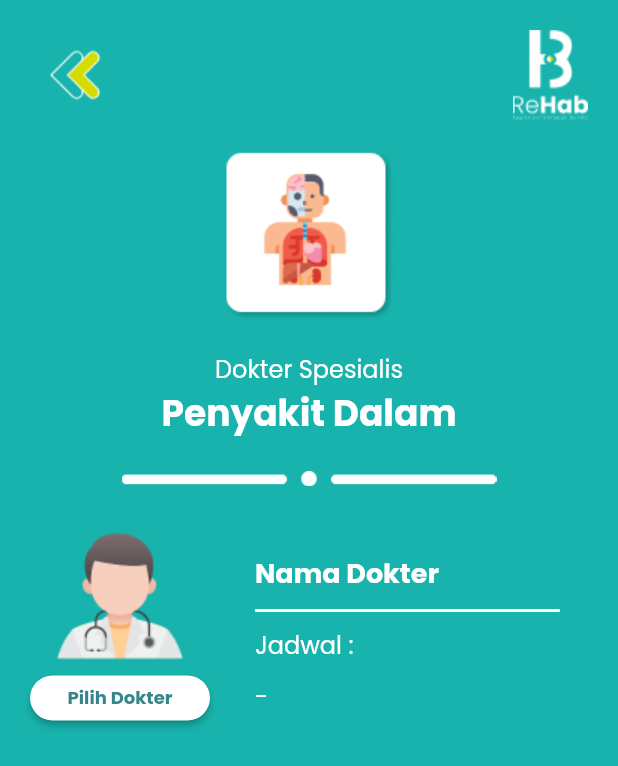
After one commit to yudicandraa/TIK201-2022-2-ReDoc-Registrasi-Dokter-Spesialis, a Flutter app: the PenyakitDalam screen opened directly, on a phone screen of 412 x 824 dp. The commit adds this screen. Shown: the top 766 px of the screen. Run offline on Flutter 3.47's test engine with Material 2 defaults, Android fonts, the phone set to English and light mode, and no system bars; our stand-ins replace firebase_auth; missing offline and left inert: cloud_firestore_web, firebase_analytics_web, firebase_auth_web, firebase_core_web; accounts and stored records are empty.

Commit message:
penyakit dalam

```diff
--- /dev/null
+++ b/redoc/lib/penyakitdalam.dart
@@ -0,0 +1,159 @@
+import 'package:flutter/material.dart';
+import 'package:redoc/pilihdokter.dart';
+
+class PenyakitDalam extends StatefulWidget {
+  const PenyakitDalam({Key? key}) : super(key: key);
+
+  @override
+  State<PenyakitDalam> createState() => _PenyakitDalamState();
+}
+
+class _PenyakitDalamState extends State<PenyakitDalam> {
+  @override
+  Widget build(BuildContext context) {
+    return Scaffold(
+      backgroundColor: Color(0xff17B3AC),
+      body: Container(
+        child: Column(
+          children: [
+            Container(
+              margin: const EdgeInsets.all(20),
+              child: Row(
+                mainAxisAlignment: MainAxisAlignment.spaceBetween,
+                children: [
+                  SizedBox(
+                    height: 60,
+                    width: 60,
+                    child: IconButton(
+                      onPressed: () {
+                        Navigator.push(
+                          context,
+                          new MaterialPageRoute(
+                              builder: (context) => new PilihDokter()),
+                        );
+                      },
+                      icon: Image(image: AssetImage('assets/backbutton.png')),
+                    ),
+                  ),
+                  Image(image: AssetImage('assets/logoputih.png'))
+                ],
+              ),
+            ),
+            Column(
+              mainAxisAlignment: MainAxisAlignment.center,
+              children: [
+                Container(
+                  margin: EdgeInsets.only(bottom: 20),
+                  child: Image(image: AssetImage('assets/dalam2.png')),
+                ),
+                Column(
+                  mainAxisAlignment: MainAxisAlignment.start,
+                  children: [
+                    Text(
+                      'Dokter Spesialis',
+                      style: TextStyle(
+                          color: Color(0xffffffff),
+                          fontFamily: 'PoppinsRegular',
+                          fontSize: 16),
+                    ),
+                    Text(
+                      'Penyakit Dalam',
+                      style: TextStyle(
+                          color: Color(0xffffffff),
+                          fontFamily: 'Poppins',
+                          fontSize: 24),
+                    )
+                  ],
+                ),
+                Container(
+                  margin: EdgeInsets.only(top: 20, bottom: 30),
+                  child: SizedBox(
+                    width: 250,
+                    child: Image(image: AssetImage('assets/line2.png')),
+                  ),
+                ),
+                Row(
+                  children: [
+                    SizedBox(
+                      width: 20,
+                    ),
+                    Column(
+                      children: [
+                        Image(image: AssetImage('assets/fotodokter.png')),
+                        Container(
+                            margin: const EdgeInsets.only(top: 10),
+                            child: Center(
+                              child: Container(
+                                height: 30,
+                                width: 120,
+                                margin: EdgeInsets.only(bottom: 10),
+                                //alignment: Alignment(0.0, -1.0),
+                                child: RaisedButton(
+                                  shape: RoundedRectangleBorder(
+                                      borderRadius:
+                                          BorderRadius.circular(30.0)),
+                                  color: Color(0xffffffff),
+                                  onPressed: () {},
+                                  child: Center(
+                                    child: Text(
+                                      'Pilih Dokter',
+                                      style: TextStyle(
+                                          color: Color(0xff35858B),
+                                          fontSize: 12,
+                                          fontFamily: 'Poppins'),
+                                    ),
+                                  ),
+                                ),
+                              ),
+                            )),
+                      ],
+                    ),
+                    SizedBox(
+                      width: 30,
+                    ),
+                    Column(
+                      crossAxisAlignment: CrossAxisAlignment.start,
+                      children: [
+                        Text(
+                          "Nama Dokter",
+                          style: TextStyle(
+                              color: Color(0xffffffff),
+                              fontFamily: "Poppins",
+                              fontSize: 18),
+                        ),
+                        Container(
+                          margin: EdgeInsets.only(top: 10),
+                          child: Image(image: AssetImage('assets/line3.png')),
+                        ),
+                        Container(
+                          margin: EdgeInsets.only(top: 10),
+                          child: Text(
+                            'Jadwal :',
+                            style: TextStyle(
+                                color: Color(0xffffffff),
+                                fontFamily: 'PoppinsRegular',
+                                fontSize: 16),
+                          ),
+                        ),
+                        Container(
+                          margin: EdgeInsets.only(top: 10),
+                          child: Text(
+                            '- ',
+                            style: TextStyle(
+                                color: Color(0xffffffff),
+                                fontFamily: 'PoppinsRegular',
+                                fontSize: 16),
+                          ),
+                        )
+                      ],
+                    )
+                  ],
+                )
+              ],
+            )
+          ],
+        ),
+      ),
+    );
+  }
+}
--- a/redoc/lib/pilihdokter.dart
+++ b/redoc/lib/pilihdokter.dart
@@ -2,6 +2,7 @@ import 'package:flutter/material.dart';
 import 'package:redoc/beranda.dart';
 import 'package:redoc/kandungan.dart';
 import 'package:redoc/paru.dart';
+import 'package:redoc/penyakitdalam.dart';
 import 'package:redoc/utama.dart';
 
 class PilihDokter extends StatefulWidget {
@@ -98,7 +99,7 @@ class _PilihDokterState extends State<PilihDokter> {
                             Navigator.push(
                               context,
                               new MaterialPageRoute(
-                                  builder: (context) => new Home()),
+                                  builder: (context) => new PenyakitDalam()),
                             );
                           },
                           icon: Image(
```
Also changed, not shown: redoc/assets/dalam2.png (added).
